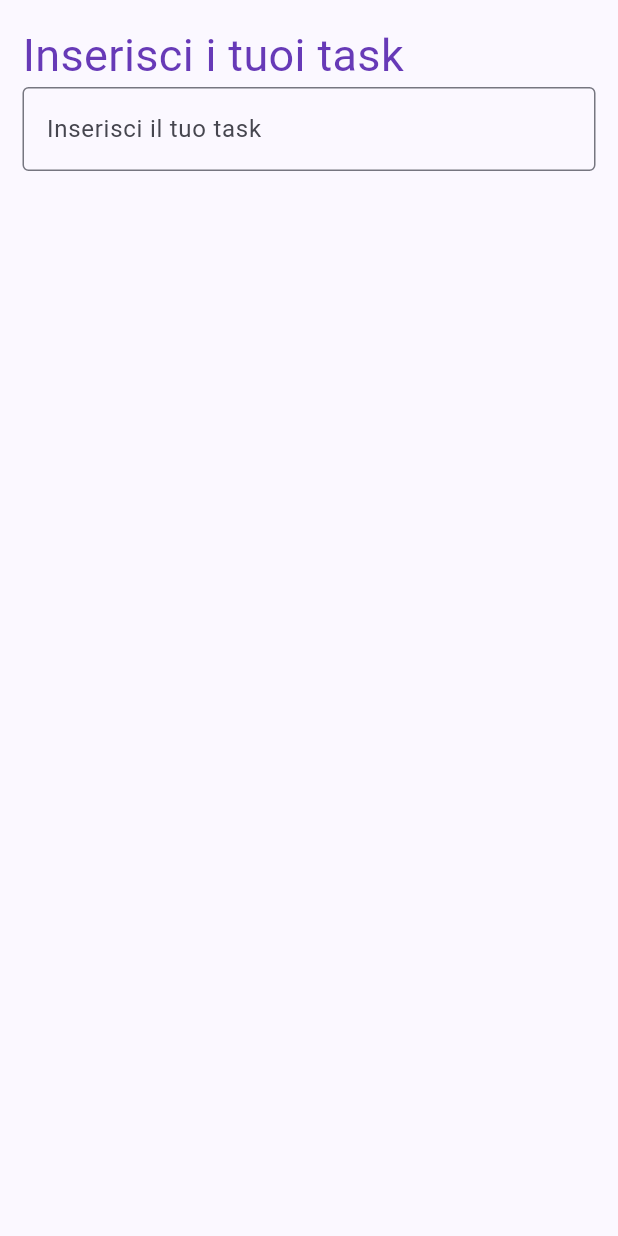
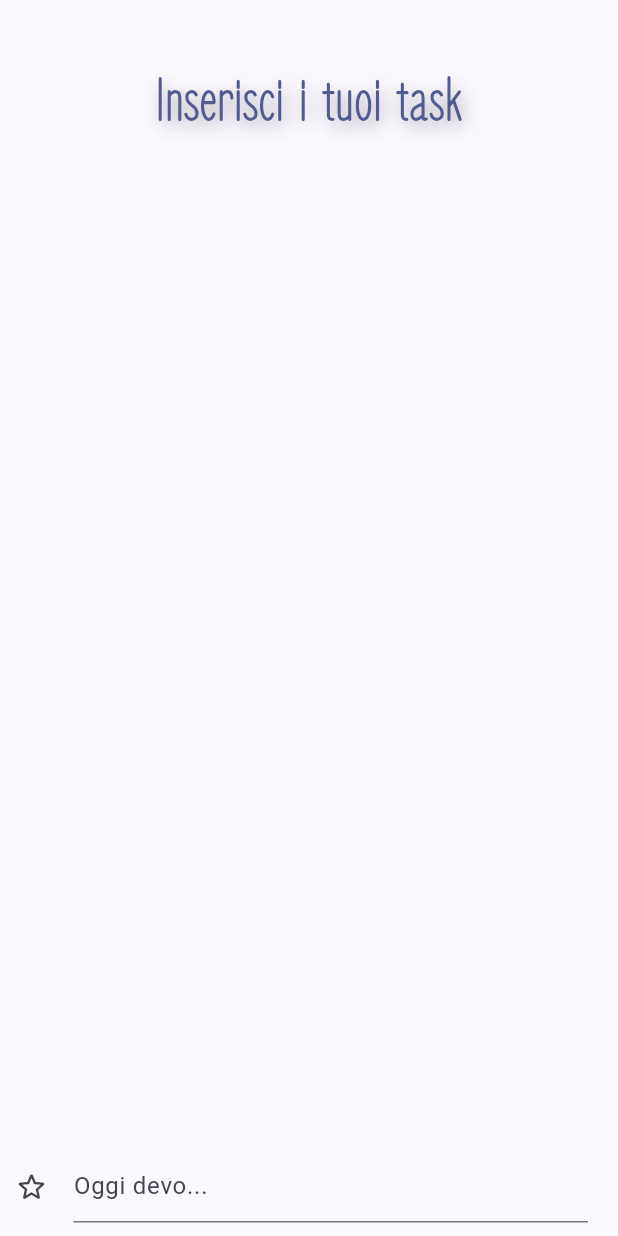
Before and after one commit to alessandracomparetto/KANBYME, a Flutter app: the screen it shows after launch, after a tap on "Crea la tua Kanban Board", on a phone screen of 412 x 824 dp. Run offline on Flutter 3.47's test engine with Material 2 defaults, Android fonts, the phone set to English and light mode, and no system bars.

Commit message:
renewed pagina creaTasks

```diff
--- a/lib/screens/creaTasks/CreaTasks.dart
+++ b/lib/screens/creaTasks/CreaTasks.dart
@@ -8,7 +8,7 @@ class CreaTasks extends StatefulWidget {
 }
 
 class _CreaTasksState extends State<CreaTasks> {
- List<String> _listaTasks = [];
+  List<TaskItem> _listaTasks = [];
   final taskController = TextEditingController();
 
   @override
@@ -20,42 +20,79 @@ class _CreaTasksState extends State<CreaTasks> {
 
   void _aggiungiUnaTask(String task) {
     setState(() {
-    _listaTasks.add(task);
+      _listaTasks.add(TaskItem(task));
     });
-   print(_listaTasks);
     taskController.clear();
   }
 
   @override
   Widget build(BuildContext context) {
-    return Material(
-      child: ListView(
-          shrinkWrap: true,
-          padding: EdgeInsets.all(15.0),
-          children: [
-            Text('Inserisci i tuoi task',
+    return Scaffold(
+      body: Material(
+        child: Column(children: [
+          Padding(
+            padding: const EdgeInsets.fromLTRB(9.0, 40.0, 9.0, 0.0),
+            child: Text(
+              'Inserisci i tuoi task',
               style: TextStyle(
-              fontSize: 30,
-              color: Colors.deepPurple
+                  fontSize: 40,
+                  color: Theme.of(context).colorScheme.primary,
+                  fontFamily: 'ZenLoop',
+                  fontWeight: FontWeight.bold,
+                  shadows: [
+                    Shadow(
+                      color: Colors.black38,
+                      blurRadius: 15.0,
+                      offset: Offset(2.0, 4.0),
+                    )
+                  ]),
             ),
           ),
-            Column(
-              mainAxisSize: MainAxisSize.max,
-              mainAxisAlignment: MainAxisAlignment.start,
-              children: _listaTasks.map((e) => Text(e)).toList(),
+          Expanded(
+            //FIXME: sostituire con contenitore che scrolla ma che si espande con il contenuto
+            child: ListView.builder(
+              shrinkWrap: true,
+              padding: EdgeInsets.fromLTRB(9.0, 9.0, 20.0, 0.0),
+              itemCount: _listaTasks.length,
+              itemBuilder: (context, index) {
+                final item = _listaTasks[index];
+                return item.buildTaskItem(context);
+              },
             ),
-            TextField(
+          ),
+          Padding(
+            padding: const EdgeInsets.fromLTRB(9.0, 0, 20.0, 9.0),
+            child: TextField(
               decoration: InputDecoration(
-                border: OutlineInputBorder(),
-                hintText: 'Inserisci il tuo task',
+                hintText: 'Oggi devo...',
+                icon: Icon(Icons.star_border_rounded),
               ),
               controller: taskController,
               onSubmitted: (val) {
                 _aggiungiUnaTask(taskController.text);
-                }
+              },
+              onEditingComplete: () {},
+            ),
           )
-          ]
+        ]),
       ),
     );
   }
 }
+
+/// A ListItem that contains data to display a message.
+class TaskItem {
+  final String taskText;
+
+  TaskItem(this.taskText);
+
+  //TODO: gestione della modifica del task => corrisponde modifica nella lista
+  Widget buildTaskItem(BuildContext context) => TextField(
+        controller: TextEditingController(text: taskText),
+        decoration: InputDecoration(
+            icon: Icon(
+          Icons.star,
+          color: Theme.of(context).colorScheme.secondary,
+        )),
+      );
+}
--- a/lib/screens/home/HomePage.dart
+++ b/lib/screens/home/HomePage.dart
@@ -53,8 +53,8 @@ class MyHomePage extends StatelessWidget {
                 CupertinoIcons.rocket_fill,
               ),
               style: ElevatedButton.styleFrom(
-                  foregroundColor: Theme.of(context).primaryColorLight,
-                  backgroundColor: Theme.of(context).primaryColorDark,
+                  foregroundColor: Theme.of(context).colorScheme.onPrimary,
+                  backgroundColor: Theme.of(context).colorScheme.primary,
                   elevation: 7),
               onPressed: () {
                 Navigator.push(
```
Lines whose indentation alone changed are shown as unchanged.
